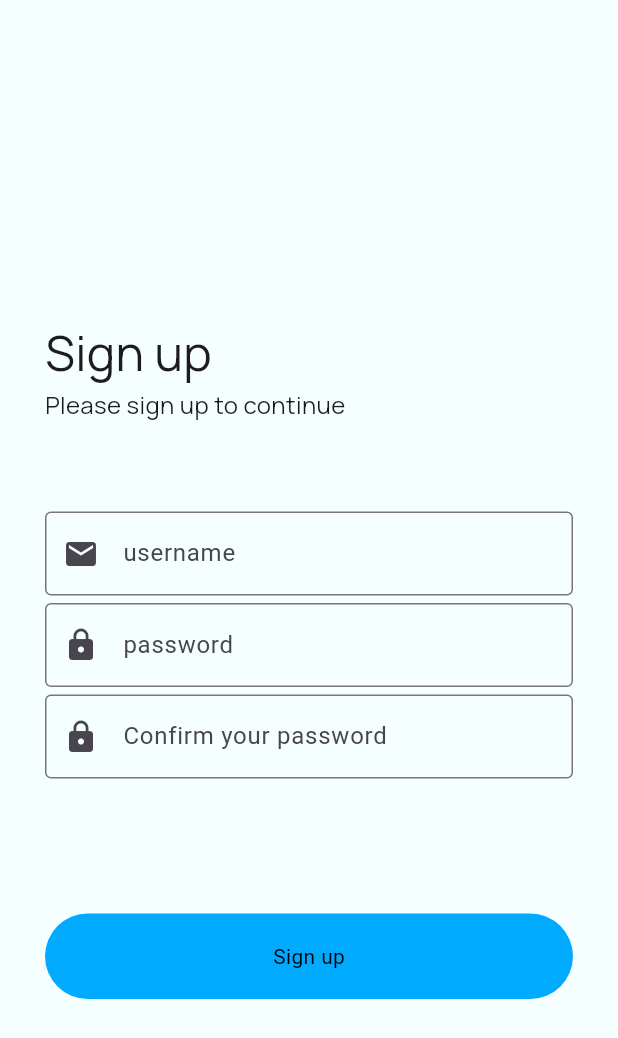
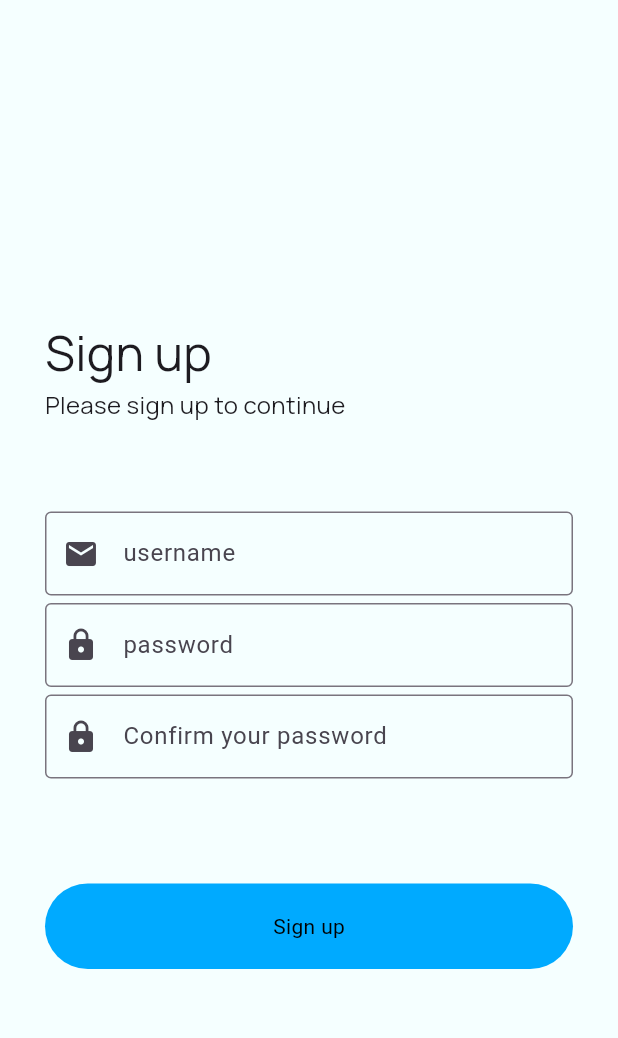
Before and after one commit to TushigBro/glucose-monitoring, a Flutter app: the RegisterScreen screen opened directly, on a phone screen of 412 x 824 dp. Shown: the top 1038 px of the screen. Run offline on Flutter 3.47's test engine with Material 3 defaults, Android fonts, the phone set to English and light mode, and no system bars; Roboto replaces fonts that are missing (Manrope.Regular.ttf).

Commit message:
register finalize

```diff
--- a/lib/auth/register_screen.dart
+++ b/lib/auth/register_screen.dart
@@ -52,7 +52,7 @@ class _RegisterScreenState extends State<RegisterScreen> {
                 border: OutlineInputBorder(),
               ),
             ),
-            const SizedBox(height: 90),
+            const SizedBox(height: 70),
             InkWell(
               child: Container(
                 height: 57,
```
